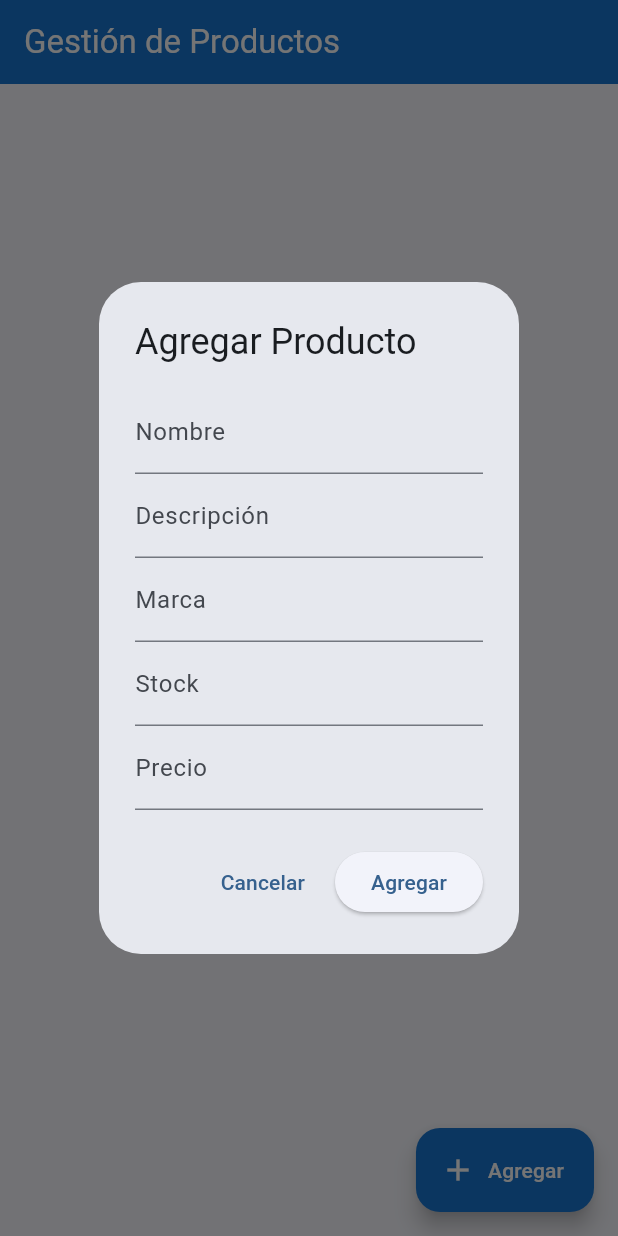
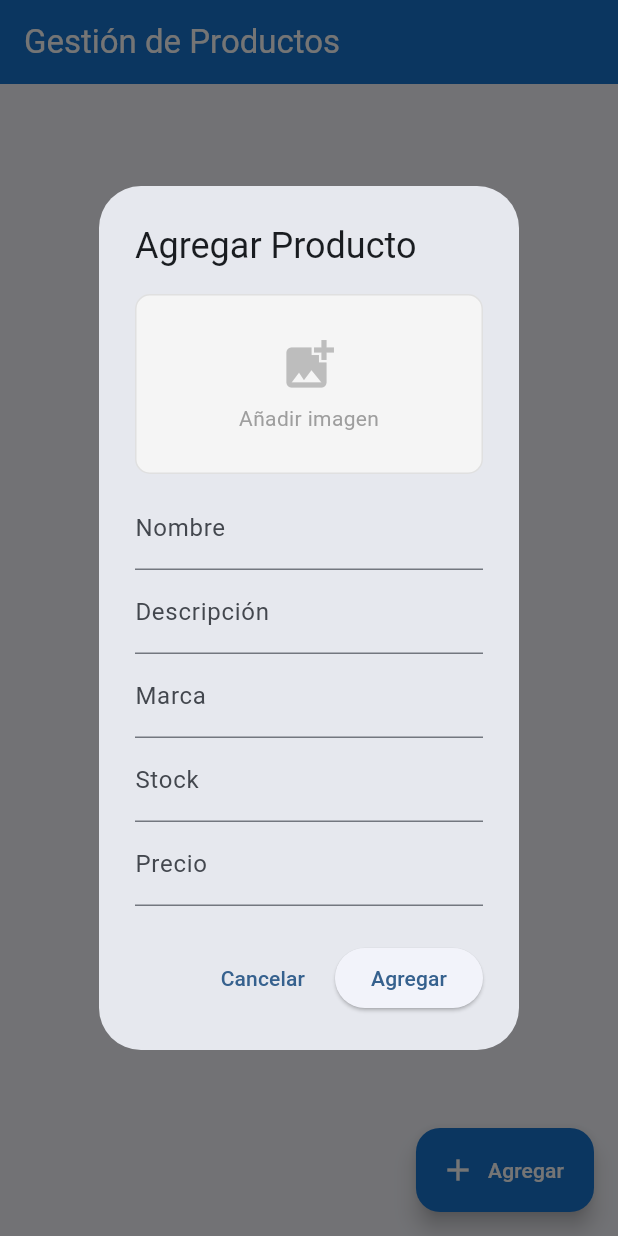
Before and after one commit to Albertrf10/app_gestion_de_inventario, a Flutter app: the screen it shows after launch, after a tap on "Agregar", on a phone screen of 412 x 824 dp. Run offline on Flutter 3.47's test engine with Material 3 defaults, Android fonts, the phone set to English and light mode, and no system bars; our stand-ins replace cloud_firestore, firebase_core, firebase_storage, image_picker; accounts and stored records are empty.

Commit message:
feat: añadir soporte de imágenes en productos con Firebase Storage
- Campo imagenUrl en modelo Producto (opcional)
- Método subirImagen() en FirestoreService usando firebase_storage
- Selector de imagen en formulario agregar/editar con image_picker
- Miniatura de imagen en cada card de producto con placeholder

Co-Authored-By: Claude Sonnet 4.6 <noreply@anthropic.com>

```diff
--- a/lib/models/producto.dart
+++ b/lib/models/producto.dart
@@ -8,6 +8,7 @@ class Producto {
   final double precio;
   final int stock;
   final int stockMinimo;
+  final String? imagenUrl;
 
   Producto({
     required this.id,
@@ -17,6 +18,7 @@ class Producto {
     required this.precio,
     required this.stock,
     this.stockMinimo = 5,
+    this.imagenUrl,
   });
 
   bool get stockBajo => stock > 0 && stock <= stockMinimo;
@@ -32,6 +34,7 @@ class Producto {
       precio: (data['precio'] ?? 0).toDouble(),
       stock: (data['stock'] ?? 0).toInt(),
       stockMinimo: (data['stockMinimo'] ?? 5).toInt(),
+      imagenUrl: data['imagenUrl'],
     );
   }
 
@@ -43,6 +46,7 @@ class Producto {
       'precio': precio,
       'stock': stock,
       'stockMinimo': stockMinimo,
+      if (imagenUrl != null) 'imagenUrl': imagenUrl,
     };
   }
 }
--- a/lib/screens/home_screen.dart
+++ b/lib/screens/home_screen.dart
@@ -1,4 +1,7 @@
+import 'dart:io';
+import 'package:cloud_firestore/cloud_firestore.dart';
 import 'package:flutter/material.dart';
+import 'package:image_picker/image_picker.dart';
 import '../models/producto.dart';
 import '../services/firestore_service.dart';
 
@@ -11,6 +14,7 @@ class HomeScreen extends StatefulWidget {
 
 class _HomeScreenState extends State<HomeScreen> {
   final FirestoreService _service = FirestoreService();
+  final _db = FirebaseFirestore.instance;
 
   @override
   Widget build(BuildContext context) {
@@ -42,6 +46,20 @@ class _HomeScreenState extends State<HomeScreen> {
                   padding: const EdgeInsets.symmetric(horizontal: 14, vertical: 10),
                   child: Row(
                     children: [
+                      // Imagen del producto
+                      ClipRRect(
+                        borderRadius: BorderRadius.circular(8),
+                        child: p.imagenUrl != null
+                            ? Image.network(
+                                p.imagenUrl!,
+                                width: 60,
+                                height: 60,
+                                fit: BoxFit.cover,
+                                errorBuilder: (_, __, ___) => _imagenPlaceholder(),
+                              )
+                            : _imagenPlaceholder(),
+                      ),
+                      const SizedBox(width: 12),
                       Expanded(
                         child: Column(
                           crossAxisAlignment: CrossAxisAlignment.start,
@@ -95,6 +113,18 @@ class _HomeScreenState extends State<HomeScreen> {
     );
   }
 
+  Widget _imagenPlaceholder() {
+    return Container(
+      width: 60,
+      height: 60,
+      decoration: BoxDecoration(
+        color: Colors.grey.shade200,
+        borderRadius: BorderRadius.circular(8),
+      ),
+      child: Icon(Icons.image, color: Colors.grey.shade400, size: 30),
+    );
+  }
+
   Widget _celdaStock(int stock) {
     final color = stock == 0 ? Colors.red : stock < 5 ? Colors.orange : Colors.green;
     return Padding(
@@ -122,15 +152,55 @@ class _HomeScreenState extends State<HomeScreen> {
     final marcaCtrl = TextEditingController(text: producto?.marca ?? '');
     final stockCtrl = TextEditingController(text: producto?.stock.toString() ?? '');
     final precioCtrl = TextEditingController(text: producto?.precio.toString() ?? '');
+    File? imagenSeleccionada;
 
     showDialog(
       context: context,
-      builder: (_) => AlertDialog(
+      builder: (_) => StatefulBuilder(
+        builder: (context, setStateDialog) => AlertDialog(
           title: Text(esEdicion ? 'Editar Producto' : 'Agregar Producto'),
           content: SingleChildScrollView(
             child: Column(
               mainAxisSize: MainAxisSize.min,
               children: [
+                // Selector de imagen
+                GestureDetector(
+                  onTap: () async {
+                    final picker = ImagePicker();
+                    final picked = await picker.pickImage(source: ImageSource.gallery, imageQuality: 75);
+                    if (picked != null) {
+                      setStateDialog(() => imagenSeleccionada = File(picked.path));
+                    }
+                  },
+                  child: Container(
+                    width: double.infinity,
+                    height: 120,
+                    decoration: BoxDecoration(
+                      color: Colors.grey.shade100,
+                      borderRadius: BorderRadius.circular(10),
+                      border: Border.all(color: Colors.grey.shade300),
+                    ),
+                    child: imagenSeleccionada != null
+                        ? ClipRRect(
+                            borderRadius: BorderRadius.circular(10),
+                            child: Image.file(imagenSeleccionada!, fit: BoxFit.cover),
+                          )
+                        : producto?.imagenUrl != null
+                            ? ClipRRect(
+                                borderRadius: BorderRadius.circular(10),
+                                child: Image.network(producto!.imagenUrl!, fit: BoxFit.cover),
+                              )
+                            : Column(
+                                mainAxisAlignment: MainAxisAlignment.center,
+                                children: [
+                                  Icon(Icons.add_photo_alternate, size: 40, color: Colors.grey.shade400),
+                                  const SizedBox(height: 6),
+                                  Text('Añadir imagen', style: TextStyle(color: Colors.grey.shade500)),
+                                ],
+                              ),
+                  ),
+                ),
+                const SizedBox(height: 8),
                 TextField(controller: nombreCtrl, decoration: const InputDecoration(labelText: 'Nombre')),
                 TextField(controller: descCtrl, decoration: const InputDecoration(labelText: 'Descripción')),
                 TextField(controller: marcaCtrl, decoration: const InputDecoration(labelText: 'Marca')),
@@ -143,13 +213,21 @@ class _HomeScreenState extends State<HomeScreen> {
             TextButton(onPressed: () => Navigator.pop(context), child: const Text('Cancelar')),
             ElevatedButton(
               onPressed: () async {
+                String? imagenUrl = producto?.imagenUrl;
+                final id = producto?.id ?? _db.collection('products').doc().id;
+
+                if (imagenSeleccionada != null) {
+                  imagenUrl = await _service.subirImagen(imagenSeleccionada!, id);
+                }
+
                 final p = Producto(
-                id: producto?.id ?? '',
+                  id: id,
                   nombre: nombreCtrl.text,
                   descripcion: descCtrl.text,
                   marca: marcaCtrl.text,
                   stock: int.tryParse(stockCtrl.text) ?? 0,
                   precio: double.tryParse(precioCtrl.text) ?? 0.0,
+                  imagenUrl: imagenUrl,
                 );
                 esEdicion ? await _service.editarProducto(p) : await _service.agregarProducto(p);
                 if (context.mounted) Navigator.pop(context);
@@ -157,6 +235,7 @@ class _HomeScreenState extends State<HomeScreen> {
               child: Text(esEdicion ? 'Guardar' : 'Agregar'),
             ),
           ],
+        ),
       ),
     );
   }
--- a/lib/services/firestore_service.dart
+++ b/lib/services/firestore_service.dart
@@ -1,4 +1,6 @@
+import 'dart:io';
 import 'package:cloud_firestore/cloud_firestore.dart';
+import 'package:firebase_storage/firebase_storage.dart';
 import 'package:flutter/foundation.dart';
 import '../models/producto.dart';
 
@@ -21,6 +23,19 @@ class FirestoreService {
 
   Future<void> eliminarProducto(String id) async {
     await _db.collection('products').doc(id).delete();
+  }
+
+  Future<String?> subirImagen(File imagen, String productoId) async {
+    try {
+      final ref = FirebaseStorage.instance
+          .ref()
+          .child('productos/$productoId.jpg');
+      await ref.putFile(imagen);
+      return await ref.getDownloadURL();
+    } catch (e) {
+      debugPrint('❌ Error subiendo imagen: $e');
+      return null;
+    }
   }
 
   Future<void> importarDesdeJson() async {
--- a/pubspec.yaml
+++ b/pubspec.yaml
@@ -32,6 +32,8 @@ dependencies:
     sdk: flutter
   firebase_core: ^3.0.0
   cloud_firestore: ^5.0.0
+  firebase_storage: ^12.0.0
+  image_picker: ^1.1.2
 
   # The following adds the Cupertino Icons font to your application.
   # Use with the CupertinoIcons class for iOS style icons.
```
Also changed, not shown: pubspec.lock, 5 other files. Lines whose indentation alone changed are shown as unchanged.
